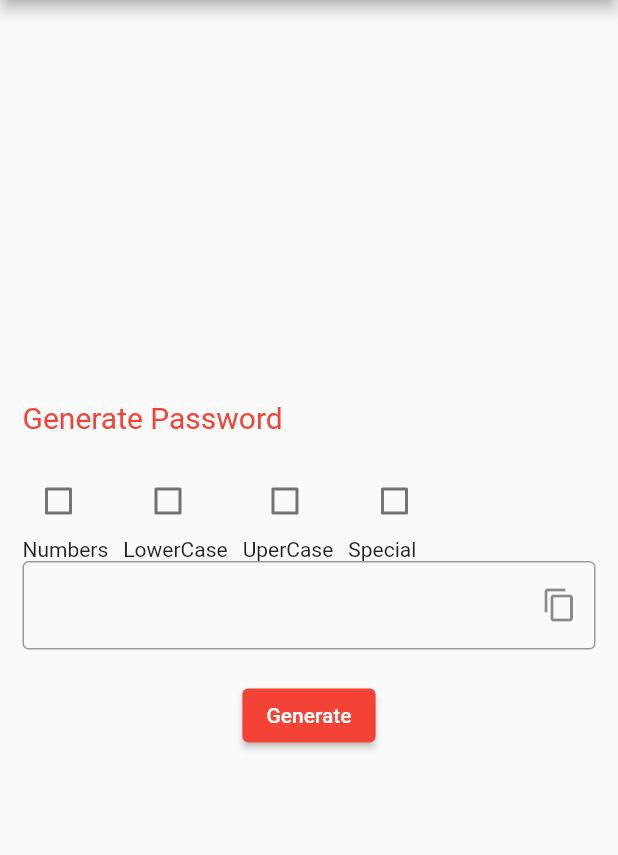
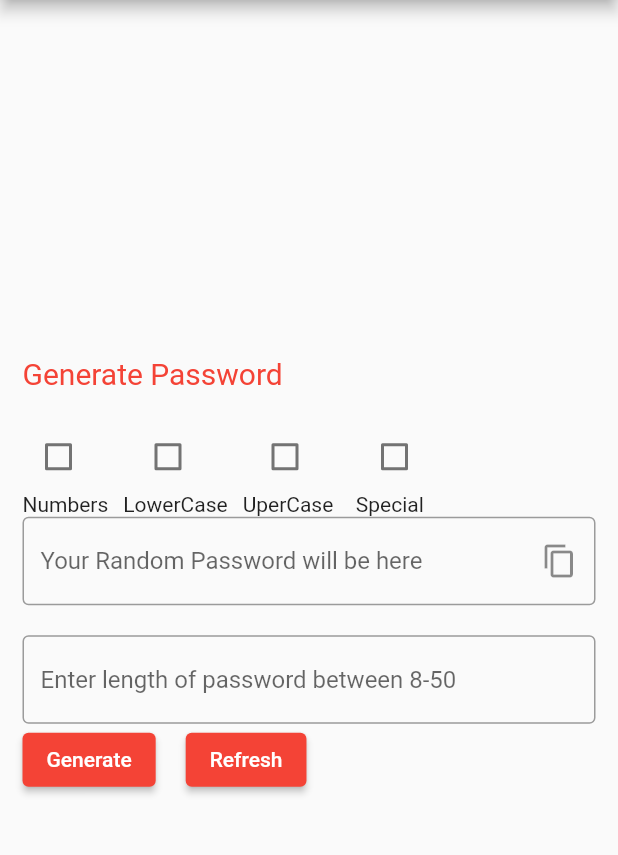
Before and after one commit to codewithumar/passwordmanagerFlutter, a Flutter app: the screen it shows after launch, after a tap on "Generate", on a phone screen of 412 x 824 dp, the part 84-939 px from its top. Run offline on Flutter 3.47's test engine with Material 2 defaults, Android fonts, the phone set to English and light mode, and no system bars.

Commit message:
trello Id: Jqet0XBV

```diff
--- a/lib/Widgets/passwordGeneratoWidget.dart
+++ b/lib/Widgets/passwordGeneratoWidget.dart
@@ -12,10 +12,12 @@ class generatepassword extends StatefulWidget {
 
 class _generatepasswordState extends State<generatepassword> {
   final controller = TextEditingController();
+  final controllerLength = TextEditingController();
   bool hasNumbers = false;
   bool hasSpecial = false;
   bool hasUpercase = false;
   bool hasLowerCase = false;
+
   @override
   void dispose() {
     super.dispose();
@@ -24,7 +26,6 @@ class _generatepasswordState extends State<generatepassword> {
 
   @override
   Widget build(BuildContext context) {
-    // double v = 10.0;
     return Container(
       padding: const EdgeInsets.all(15.0),
       child: Column(
@@ -94,7 +95,7 @@ class _generatepasswordState extends State<generatepassword> {
               ),
               Text('UperCase'),
               SizedBox(
-                width: 10.0,
+                width: 15.0,
               ),
               Text('Special'),
             ],
@@ -104,47 +105,100 @@ class _generatepasswordState extends State<generatepassword> {
               controller: controller,
               enableInteractiveSelection: false,
               decoration: InputDecoration(
+                  hintText: "Your Random Password will be here",
                   border: const OutlineInputBorder(),
                   suffixIcon: IconButton(
                     icon: const Icon(Icons.copy),
                     onPressed: () {
-                      final data = ClipboardData(text: controller.text);
-                      Clipboard.setData(data);
+                      if (controller.text == '') {
+                        buildsnackbar("Error");
+                      } else {
+                        final data = ClipboardData(text: controller.text);
+                        Clipboard.setData(data);
 
-                      const snackbar = SnackBar(
-                        content: Text("Password Coppied"),
-                        backgroundColor: Colors.red,
-                      );
-
-                      ScaffoldMessenger.of(context)
-                        ..removeCurrentMaterialBanner()
-                        ..showSnackBar(snackbar);
+                        buildsnackbar("Password Coppied");
+                      }
                     },
                   ))),
           const SizedBox(
             height: 20.0,
           ),
-          Center(child: buildButton()),
+          TextField(
+              controller: controllerLength,
+              enableInteractiveSelection: false,
+              inputFormatters: <TextInputFormatter>[
+                FilteringTextInputFormatter.allow(
+                    RegExp("^(?:[1-9]|[1-4][0-9]|50)\$")),
+              ],
+              decoration: const InputDecoration(
+                hintText: "Enter length of password between 8-50",
+                border: OutlineInputBorder(),
+              )),
+          Row(
+            children: [
+              buildButton(),
+              const SizedBox(
+                width: 20.0,
+              ),
+              ElevatedButton(
+                  onPressed: () {
+                    controller.text = "";
+                  },
+                  child: const Text('Refresh')),
+            ],
+          ),
         ],
       ),
     );
   }
 
+  buildsnackbar(String message) {
+    final snackbar = SnackBar(
+      content: Text(message),
+      backgroundColor: Colors.red,
+    );
+
+    ScaffoldMessenger.of(context)
+      ..removeCurrentMaterialBanner()
+      ..showSnackBar(snackbar);
+  }
+
+  validate() {}
   Widget buildButton() {
     return ElevatedButton(
         child: const Text("Generate"),
         onPressed: () {
           final password = generatePasswrod();
           controller.text = password;
+          setState(() {});
         });
   }
 
+  // Widget dropdownlist() {
+  //   String? value;
+  //   final items = ['1', '2', '3', '4'];
+  //   return DropdownButton<String>(
+  //        value: value,
+  //       isExpanded: true,
+  //       items: items.map(builddropdown).toList(),
+  //       onChanged: (value) => setState(() => setState(() {
+  //             value = value;
+  //           })));
+  // }
+
+  // DropdownMenuItem<String> builddropdown(String item) => DropdownMenuItem(
+  //     value: item,
+  //     child: Text(
+  //       item,
+  //       style: const TextStyle(fontWeight: FontWeight.bold),
+  //     ));
+
   String generatePasswrod() {
-    final length = 20;
+    int length = int.parse(controllerLength.text);
     String capitalalphabets = 'ABCDEFGHIJKLMNOPQRSTUVWXYZ';
     String smallalphabets = 'abcdefghijklmnopqrstuvwxyz';
     String numbers = '0123456789';
-    String special = '!@#\$%^&*()_+';
+    String special = '!@#\$%^&*()_+/.,`';
     String chars = '';
     chars += hasUpercase == true ? capitalalphabets : "";
     chars += hasNumbers == true ? numbers : "";
```
